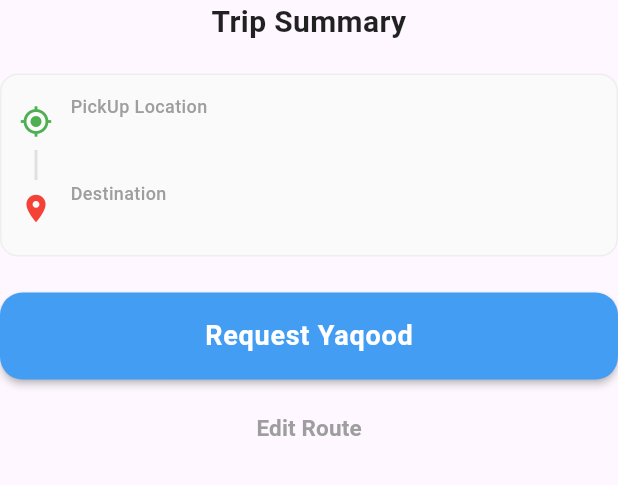
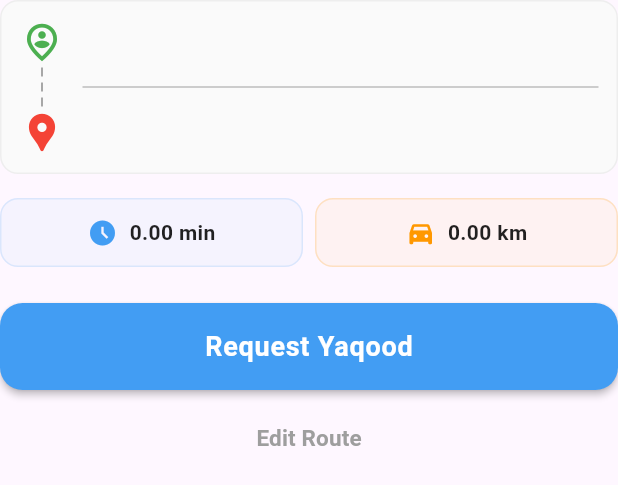
Before and after one commit to Yaquod/yaqoud-app, a Flutter app: the ConfirmTripWidget widget shown alone on an empty page, opened directly with empty values, on a phone screen of 412 x 824 dp. Shown: the top 485 px of the screen. Run offline on Flutter 3.47's test engine with Material 3 defaults, Android fonts, the phone set to English and light mode, and no system bars; our stand-ins replace awesome_dialog, firebase_core, firebase_messaging, flutter_dotenv, flutter_local_notifications, gap and 8 more; missing offline and left inert: flutter_polyline_points, google_places_autocomplete_text_field; accounts and stored records are empty.

Commit message:
Add trip distance/duration to confirmation UI

```diff
--- a/yaqood/lib/Pages/Home.dart
+++ b/yaqood/lib/Pages/Home.dart
@@ -62,6 +62,8 @@ class _HomeState extends State<Home> {
   TextEditingController destinationController = TextEditingController();
 
   double sheetSize = 0.2;
+  double? tripDistance;
+  double? tripDuration;
 
   FocusNode startFocusNode = FocusNode();
   FocusNode destinationFocusNode = FocusNode();
@@ -184,6 +186,9 @@ class _HomeState extends State<Home> {
       setState(() {
         polylineCoordinates = points;
         polylines = computedPolylines;
+
+        tripDistance = (routeData['distance'] ?? 0) as double?;
+        tripDuration = (routeData['duration'] ?? 0) as double?;
       });
 
       if (polylineCoordinates.isNotEmpty) {
@@ -193,6 +198,8 @@ class _HomeState extends State<Home> {
       setState(() {
         hasRoute = false;
         showInfoWindow = true;
+        tripDistance = 0;
+        tripDuration = 0;
       });
     }
   }
@@ -217,6 +224,8 @@ class _HomeState extends State<Home> {
       showInfoWindow = true;
       polylineCoordinates.clear();
       polylines.clear();
+      tripDistance = 0;
+      tripDuration = 0;
     });
   }
 
@@ -838,7 +847,7 @@ class _HomeState extends State<Home> {
                                 });
 
                                 openSheet(Constants.maxSheetSize);
-                              },
+                              }, distance: tripDistance, duration: tripDuration,
                             ),
 
                           if (currentStep == RideStep.payment)
--- a/yaqood/lib/Services/map_routing_service.dart
+++ b/yaqood/lib/Services/map_routing_service.dart
@@ -14,6 +14,8 @@ class MapRoutingService {
   }) async {
     List<LatLng> coordinates = [];
     Set<Polyline> polylineSet = {};
+    double distance = 0;
+    double duration = 0;
 
     RoutesApiRequest request = RoutesApiRequest(
       origin: PointLatLng(start.latitude, start.longitude),
@@ -28,6 +30,10 @@ class MapRoutingService {
 
       if (response.routes.isNotEmpty) {
         final route = response.routes.first;
+
+        distance = route.distanceKm ?? 0;
+        duration = route.durationMinutes ?? 0;
+
         List<PointLatLng> points = route.polylinePoints ?? [];
 
         coordinates = points
@@ -52,6 +58,8 @@ class MapRoutingService {
     return {
       'coordinates': coordinates,
       'polylines': polylineSet,
+      'distance': distance,
+      'duration': duration,
     };
   }
 }
--- a/yaqood/lib/Widgets/confirm_trip_widget.dart
+++ b/yaqood/lib/Widgets/confirm_trip_widget.dart
@@ -5,6 +5,8 @@ import 'package:yaqood/Widgets/Primary_color.dart';
 class ConfirmTripWidget extends StatelessWidget {
   final String startStreetName;
   final String? destinationStreetName;
+  final double? distance;
+  final double? duration;
   final VoidCallback onRequestPressed;
   final VoidCallback onCancelPressed;
 
@@ -14,6 +16,8 @@ class ConfirmTripWidget extends StatelessWidget {
     required this.destinationStreetName,
     required this.onRequestPressed,
     required this.onCancelPressed,
+    required this.distance,
+    required this.duration,
   });
 
   @override
@@ -22,17 +26,16 @@ class ConfirmTripWidget extends StatelessWidget {
       key: const ValueKey("ConfirmTripPanel"),
       crossAxisAlignment: CrossAxisAlignment.stretch,
       children: [
-        const Text(
-          "Trip Summary",
-          style: TextStyle(
-            fontSize: 20,
-            fontWeight: FontWeight.bold,
-            color: Colors.black87
-          ),
-          textAlign: TextAlign.center,
-        ),
-        const Gap(20),
-
+        // const Text(
+        //   "Trip Summary",
+        //   style: TextStyle(
+        //     fontSize: 20,
+        //     fontWeight: FontWeight.bold,
+        //     color: Colors.black87,
+        //   ),
+        //   textAlign: TextAlign.center,
+        // ),
+        // const Gap(20),
         Container(
           padding: const EdgeInsets.all(12),
           decoration: BoxDecoration(
@@ -40,69 +43,139 @@ class ConfirmTripWidget extends StatelessWidget {
             borderRadius: BorderRadius.circular(12),
             border: Border.all(color: Colors.grey[200]!),
           ),
-          child: Column(
+          child: IntrinsicHeight(
+            child: Row(
+              crossAxisAlignment: CrossAxisAlignment.stretch,
               children: [
-              // PickUp
-              Row(
+                Column(
                   children: [
-                  const Icon(Icons.my_location, color: Colors.green, size: 22),
-                  const Gap(12),
+                    Icon(
+                      Icons.person_pin_circle_outlined,
+                      color: Colors.green,
+                      size: 30,
+                    ),
+
+                    Column(
+                      children: List.generate(
+                        3,
+                        (index) => Padding(
+                          padding: const EdgeInsets.symmetric(vertical: 2),
+                          child: Container(
+                            width: 1.2,
+                            height: 6,
+                            color: Colors.grey,
+                          ),
+                        ),
+                      ),
+                    ),
+
+                    Icon(Icons.location_pin, color: Colors.red, size: 30),
+                  ],
+                ),
+
+                SizedBox(width: 12),
+
                 Expanded(
                   child: Column(
                     crossAxisAlignment: CrossAxisAlignment.start,
+                    mainAxisAlignment: MainAxisAlignment.spaceBetween,
                     children: [
-                        const Text(
-                          "PickUp Location",
-                          style: TextStyle(fontSize: 12, color: Colors.grey, fontWeight: FontWeight.w500),
-                        ),
                       Text(
                         startStreetName,
-                          style: const TextStyle(fontSize: 15, fontWeight: FontWeight.w600, color: Colors.black87),
-                          overflow: TextOverflow.ellipsis,
+                        style: TextStyle(fontSize: 18),
+                      ),
+
+                      Divider(color: Colors.grey[400]),
+
+                      Text(
+                        destinationStreetName!,
+                        style: TextStyle(fontSize: 18),
                       ),
                     ],
                   ),
                 ),
               ],
             ),
+          ),
+        ),
 
-              Padding(
-                padding: const EdgeInsets.only(left: 10),
-                child: Align(
-                  alignment: Alignment.centerLeft,
+        const Gap(16),
+
+        // Distance & Duration
+        Row(
+          children: [
+            Expanded(
               child: Container(
-                    width: 2,
-                    height: 20,
-                    color: Colors.grey[300],
+                padding: const EdgeInsets.symmetric(
+                  vertical: 12,
+                  horizontal: 10,
+                ),
+                decoration: BoxDecoration(
+                  color: PrimaryColor.withValues(alpha: 0.05),
+                  borderRadius: BorderRadius.circular(12),
+                  border: Border.all(
+                    color: PrimaryColor.withValues(alpha: 0.15),
+                  ),
+                ),
+                child: Row(
+                  mainAxisAlignment: MainAxisAlignment.center,
+                  children: [
+                    Icon(
+                      Icons.access_time_filled,
+                      color: PrimaryColor,
+                      size: 20,
+                    ),
+                    const Gap(8),
+                    Text(
+                      '${duration!.toStringAsFixed(2)} min',
+                      style: const TextStyle(
+                        fontSize: 14,
+                        fontWeight: FontWeight.bold,
+                        color: Colors.black87,
+                      ),
+                    ),
+                  ],
                 ),
               ),
             ),
 
-              // Destination
-              Row(
+            const Gap(8),
+
+            Expanded(
+              child: Container(
+                padding: const EdgeInsets.symmetric(
+                  vertical: 12,
+                  horizontal: 10,
+                ),
+                decoration: BoxDecoration(
+                  color: Colors.orange.withValues(alpha: 0.05),
+                  borderRadius: BorderRadius.circular(12),
+                  border: Border.all(
+                    color: Colors.orange.withValues(alpha: 0.2),
+                  ),
+                ),
+                child: Row(
+                  mainAxisAlignment: MainAxisAlignment.center,
                   children: [
-                  const Icon(Icons.location_on, color: Colors.red, size: 22),
-                  const Gap(12),
-                  Expanded(
-                    child: Column(
-                      crossAxisAlignment: CrossAxisAlignment.start,
-                      children: [
-                        const Text(
-                          "Destination",
-                          style: TextStyle(fontSize: 12, color: Colors.grey, fontWeight: FontWeight.w500),
+                    const Icon(
+                      Icons.directions_car_filled,
+                      color: Colors.orange,
+                      size: 20,
                     ),
+                    const Gap(8),
                     Text(
-                          destinationStreetName ?? "",
-                          style: const TextStyle(fontSize: 15, fontWeight: FontWeight.w600, color: Colors.black87),
-                          overflow: TextOverflow.ellipsis,
+                      '${distance!.toStringAsFixed(2)} km',
+                      style: const TextStyle(
+                        fontSize: 14,
+                        fontWeight: FontWeight.bold,
+                        color: Colors.black87,
+                      ),
                     ),
                   ],
                 ),
               ),
-                ],
             ),
           ],
-          ),
         ),
 
         const Gap(24),
@@ -111,13 +184,20 @@ class ConfirmTripWidget extends StatelessWidget {
           style: ElevatedButton.styleFrom(
             backgroundColor: PrimaryColor,
             padding: const EdgeInsets.symmetric(vertical: 16),
-            shape: RoundedRectangleBorder(borderRadius: BorderRadius.circular(15)),
+            shape: RoundedRectangleBorder(
+              borderRadius: BorderRadius.circular(15),
+            ),
             elevation: 2,
           ),
           onPressed: onRequestPressed,
           child: const Text(
             "Request Yaqood",
-            style: TextStyle(fontSize: 18, color: Colors.white, fontWeight: FontWeight.bold, letterSpacing: 0.5),
+            style: TextStyle(
+              fontSize: 18,
+              color: Colors.white,
+              fontWeight: FontWeight.bold,
+              letterSpacing: 0.5,
+            ),
           ),
         ),
 
@@ -127,7 +207,11 @@ class ConfirmTripWidget extends StatelessWidget {
           onPressed: onCancelPressed,
           child: const Text(
             "Edit Route",
-            style: TextStyle(color: Colors.grey, fontSize: 15, fontWeight: FontWeight.w600),
+            style: TextStyle(
+              color: Colors.grey,
+              fontSize: 15,
+              fontWeight: FontWeight.w600,
+            ),
           ),
         ),
       ],
```
Lines whose indentation alone changed are shown as unchanged.
